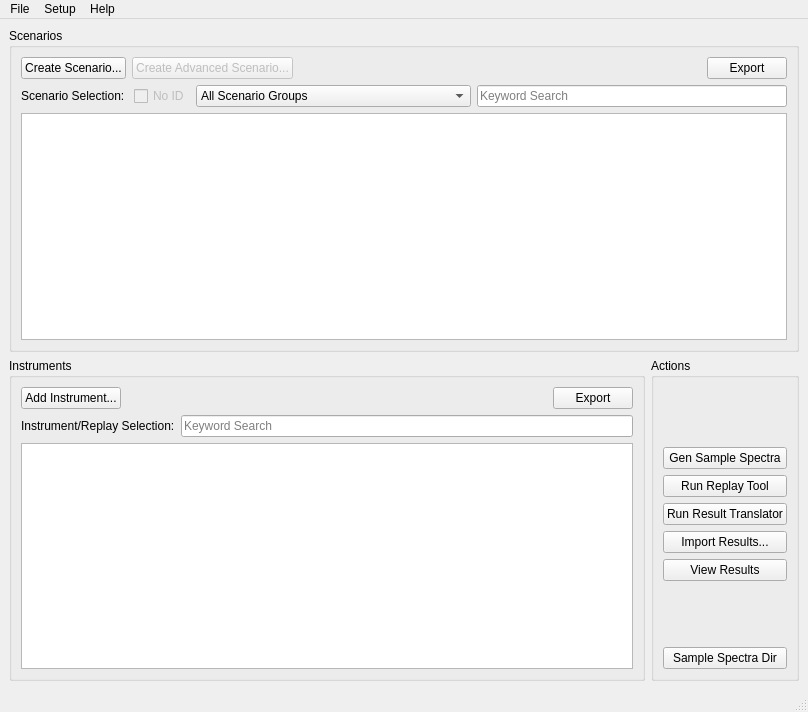
Before: the Qt Designer form src/ui/rase.ui in LLNL/RASE, drawn with Qt 5.
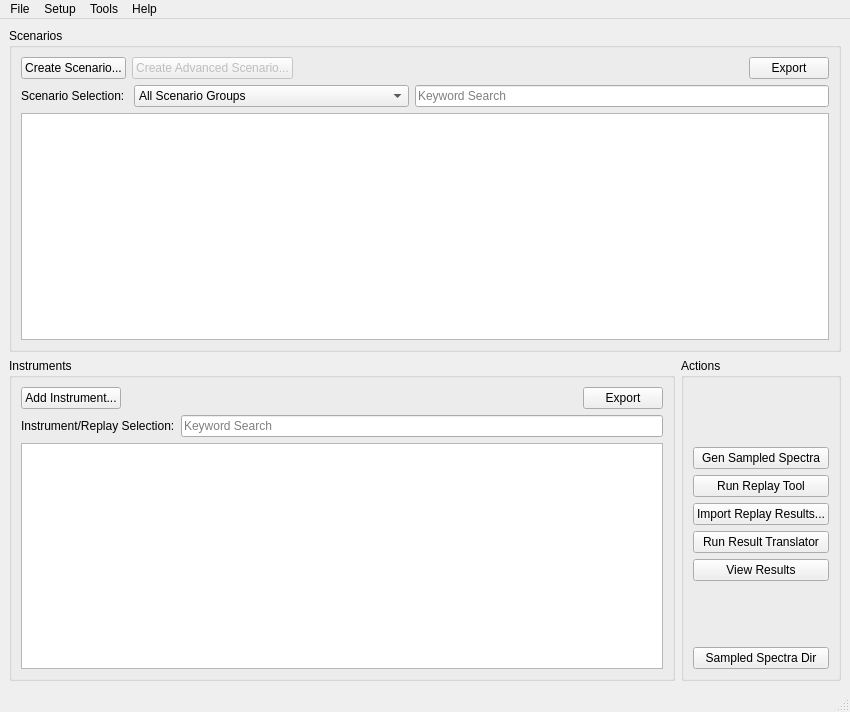
After: the same form once the commit is applied.

Patch:
```diff
--- a/src/ui/rase.ui
+++ b/src/ui/rase.ui
@@ -6,10 +6,16 @@
    <rect>
     <x>0</x>
     <y>0</y>
-    <width>808</width>
+    <width>850</width>
     <height>712</height>
    </rect>
   </property>
+  <property name="sizePolicy">
+   <sizepolicy hsizetype="Expanding" vsizetype="Expanding">
+    <horstretch>0</horstretch>
+    <verstretch>0</verstretch>
+   </sizepolicy>
+  </property>
   <property name="windowTitle">
    <string>RASE</string>
   </property>
@@ -91,16 +97,6 @@
              </property>
             </widget>
            </item>
-           <item>
-            <widget class="QCheckBox" name="checkBox">
-             <property name="enabled">
-              <bool>false</bool>
-             </property>
-             <property name="text">
-              <string>No ID</string>
-             </property>
-            </widget>
-           </item>
            <item>
             <widget class="QComboBox" name="cmbScenarioGroups">
              <property name="enabled">
@@ -299,7 +295,7 @@
          <item>
           <widget class="QPushButton" name="btnGenerate">
            <property name="text">
-            <string>Gen Sample Spectra</string>
+            <string>Gen Sampled Spectra</string>
            </property>
           </widget>
          </item>
@@ -310,6 +306,13 @@
            </property>
           </widget>
          </item>
+         <item>
+          <widget class="QPushButton" name="btnImportIDResults">
+           <property name="text">
+            <string>Import Replay Results...</string>
+           </property>
+          </widget>
+         </item>
          <item>
           <widget class="QPushButton" name="btnRunResultsTranslator">
            <property name="enabled">
@@ -320,13 +323,6 @@
            </property>
           </widget>
          </item>
-         <item>
-          <widget class="QPushButton" name="btnImportIDResults">
-           <property name="text">
-            <string>Import Results...</string>
-           </property>
-          </widget>
-         </item>
          <item>
           <widget class="QPushButton" name="btnViewResults">
            <property name="text">
@@ -350,7 +346,7 @@
          <item>
           <widget class="QPushButton" name="btnSampleDir">
            <property name="text">
-            <string>Sample Spectra Dir</string>
+            <string>Sampled Spectra Dir</string>
            </property>
           </widget>
          </item>
@@ -367,7 +363,7 @@
     <rect>
      <x>0</x>
      <y>0</y>
-     <width>808</width>
+     <width>850</width>
      <height>22</height>
     </rect>
    </property>
@@ -395,8 +391,18 @@
     <addaction name="actionHelp"/>
     <addaction name="actionAbout"/>
    </widget>
+   <widget class="QMenu" name="menuTools_2">
+    <property name="title">
+     <string>Tools</string>
+    </property>
+    <addaction name="actionInput_Random_Seed"/>
+    <addaction name="actionBase_Spectra_Creation_Tool_under_development"/>
+    <addaction name="actionMDA_Studies_under_development"/>
+    <addaction name="actionDynamic_Scenarios_under_development"/>
+   </widget>
    <addaction name="menuFile"/>
    <addaction name="menuTools"/>
+   <addaction name="menuTools_2"/>
    <addaction name="menuHelp"/>
   </widget>
   <widget class="QStatusBar" name="statusbar"/>
```
Left out of the diff: 31 changed lines with no effect on the pictures.
